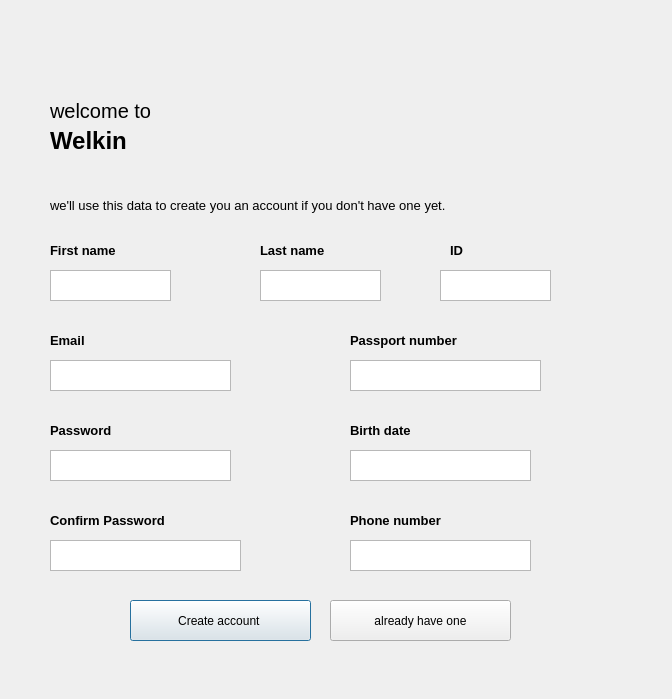
Qt form createaccount.ui (Abdelrahman-Shorim/FlightApp) before a commit.
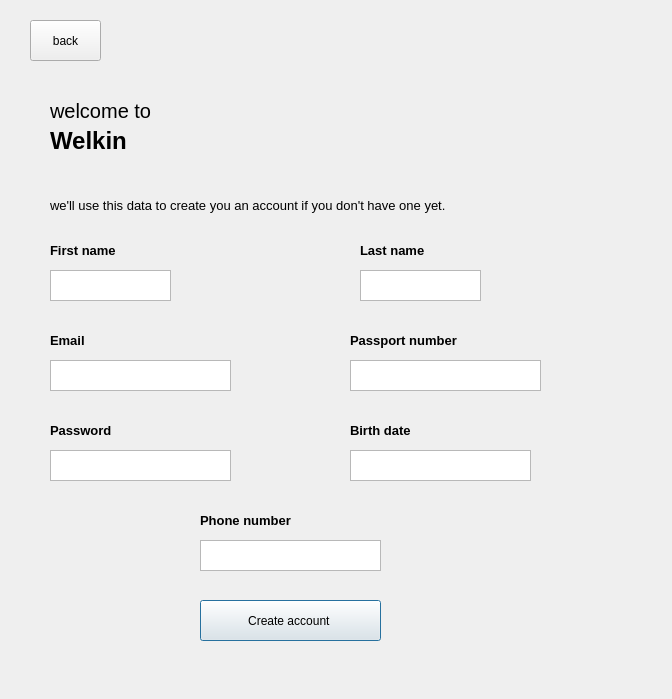
The same form after that commit.

```diff
--- a/createaccount.ui
+++ b/createaccount.ui
@@ -129,30 +129,10 @@
     <string>Password</string>
    </property>
   </widget>
-  <widget class="QLabel" name="label_7">
-   <property name="geometry">
-    <rect>
-     <x>50</x>
-     <y>510</y>
-     <width>171</width>
-     <height>21</height>
-    </rect>
-   </property>
-   <property name="font">
-    <font>
-     <pointsize>10</pointsize>
-     <weight>75</weight>
-     <bold>true</bold>
-    </font>
-   </property>
-   <property name="text">
-    <string>Confirm Password</string>
-   </property>
-  </widget>
   <widget class="QPushButton" name="tousermain">
    <property name="geometry">
     <rect>
-     <x>130</x>
+     <x>200</x>
      <y>600</y>
      <width>181</width>
      <height>41</height>
@@ -165,20 +145,20 @@
   <widget class="QPushButton" name="tologin">
    <property name="geometry">
     <rect>
-     <x>330</x>
-     <y>600</y>
-     <width>181</width>
+     <x>30</x>
+     <y>20</y>
+     <width>71</width>
      <height>41</height>
     </rect>
    </property>
    <property name="text">
-    <string>already have one</string>
+    <string>back</string>
    </property>
   </widget>
   <widget class="QLabel" name="label_8">
    <property name="geometry">
     <rect>
-     <x>260</x>
+     <x>360</x>
      <y>240</y>
      <width>101</width>
      <height>21</height>
@@ -188,19 +168,6 @@
     <string>&lt;html&gt;&lt;head/&gt;&lt;body&gt;&lt;p&gt;&lt;span style=&quot; font-size:10pt; font-weight:600;&quot;&gt;Last name&lt;/span&gt;&lt;/p&gt;&lt;/body&gt;&lt;/html&gt;</string>
    </property>
   </widget>
-  <widget class="QLabel" name="label_9">
-   <property name="geometry">
-    <rect>
-     <x>450</x>
-     <y>240</y>
-     <width>55</width>
-     <height>21</height>
-    </rect>
-   </property>
-   <property name="text">
-    <string>&lt;html&gt;&lt;head/&gt;&lt;body&gt;&lt;p&gt;&lt;span style=&quot; font-size:10pt; font-weight:600;&quot;&gt;ID&lt;/span&gt;&lt;/p&gt;&lt;/body&gt;&lt;/html&gt;</string>
-   </property>
-  </widget>
   <widget class="QLabel" name="label_10">
    <property name="geometry">
     <rect>
@@ -230,7 +197,7 @@
   <widget class="QLabel" name="label_12">
    <property name="geometry">
     <rect>
-     <x>350</x>
+     <x>200</x>
      <y>510</y>
      <width>131</width>
      <height>21</height>
@@ -253,7 +220,7 @@
   <widget class="QTextEdit" name="textEdit">
    <property name="geometry">
     <rect>
-     <x>260</x>
+     <x>360</x>
      <y>270</y>
      <width>121</width>
      <height>31</height>
@@ -263,16 +230,6 @@
   <widget class="QTextEdit" name="textEdit_2">
    <property name="geometry">
     <rect>
-     <x>440</x>
-     <y>270</y>
-     <width>111</width>
-     <height>31</height>
-    </rect>
-   </property>
-  </widget>
-  <widget class="QTextEdit" name="textEdit_3">
-   <property name="geometry">
-    <rect>
      <x>50</x>
      <y>360</y>
      <width>181</width>
@@ -313,17 +270,7 @@
   <widget class="QTextEdit" name="textEdit_7">
    <property name="geometry">
     <rect>
-     <x>50</x>
-     <y>540</y>
-     <width>191</width>
-     <height>31</height>
-    </rect>
-   </property>
-  </widget>
-  <widget class="QTextEdit" name="textEdit_8">
-   <property name="geometry">
-    <rect>
-     <x>350</x>
+     <x>200</x>
      <y>540</y>
      <width>181</width>
      <height>31</height>
```
Left out of the diff: 14 changed lines with no effect on the pictures.
